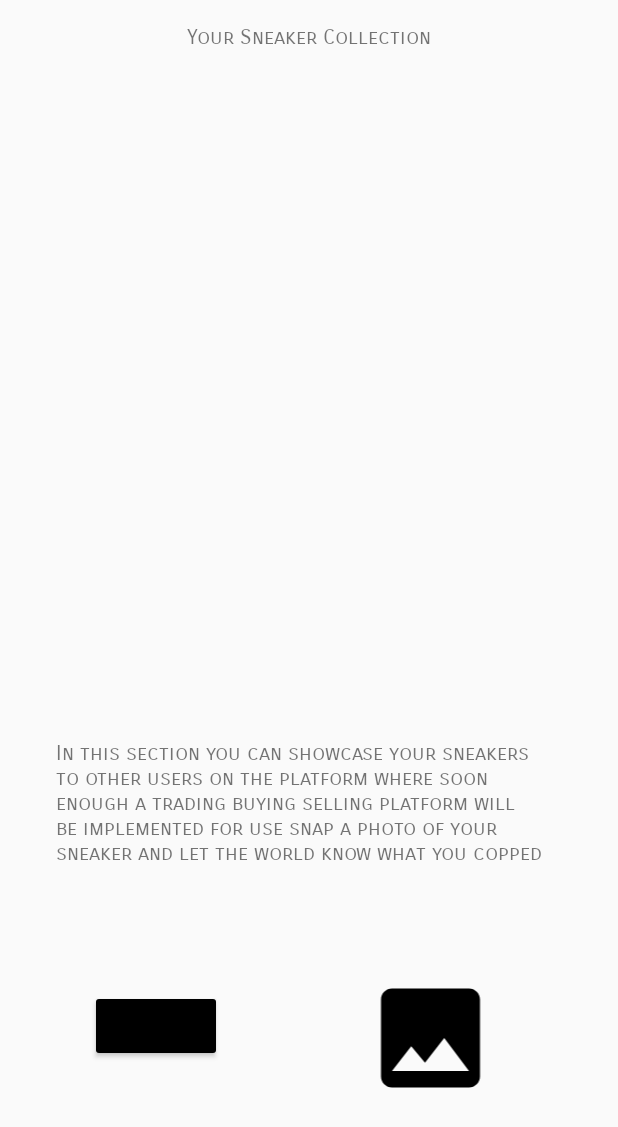
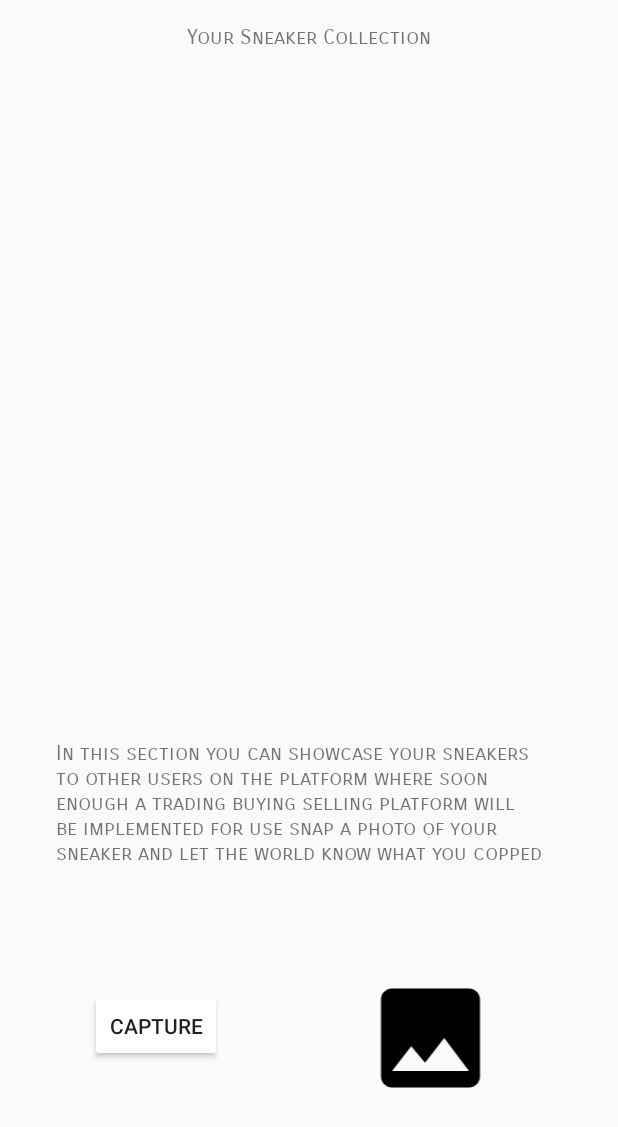
Before and after one commit to NickVatne/SneakerYard, an Android app: the layout fragment_browse.xml on its own in the app's theme, with its tools: preview values and no code run, on a phone screen of 412 x 824 dp. Shown: the top 1127 px of the screen. Run offline under Robolectric (Android 15) with nearby library versions, the phone set to English and light mode, and no system bars.

Commit message:
Fixed Camera issue

```diff
--- a/app/src/main/java/com/example/sneakeryard/screens/CameraActivity.kt
+++ b/app/src/main/java/com/example/sneakeryard/screens/CameraActivity.kt
@@ -24,8 +24,10 @@ class CameraActivity : AppCompatActivity() {
 
     override fun onCreate(savedInstanceState: Bundle?) {
         super.onCreate(savedInstanceState)
-        setContentView(R.layout.activity_main)
-        btn_take_photo.setOnClickListener { takeNewPhoto() }
+        setContentView(R.layout.camera_activity)
+        btn_take_photo.setOnClickListener {
+            takeNewPhoto()
+        }
         hasPermissionAndOpenCamera()
     }
 
--- a/app/src/main/res/layout/camera_activity.xml
+++ b/app/src/main/res/layout/camera_activity.xml
@@ -13,7 +13,7 @@
     <Button
             android:layout_gravity="bottom|center"
             android:id="@+id/btn_take_photo"
-            android:text="@string/label_take_photo"
+            android:text="Add another sneaker"
             android:layout_width="wrap_content"
             android:layout_height="wrap_content"
             android:layout_marginBottom="15sp"/>
--- a/app/src/main/res/layout/fragment_browse.xml
+++ b/app/src/main/res/layout/fragment_browse.xml
@@ -42,7 +42,7 @@
                 android:id="@+id/photoButton"
                 android:layout_width="wrap_content"
                 android:layout_height="wrap_content"
-                android:backgroundTint="@color/colorAccent"
+                android:backgroundTint="#FFFFFF"
                 android:text="Capture"
                 app:layout_constraintBottom_toBottomOf="parent"
                 app:layout_constraintEnd_toEndOf="parent"
```
Also changed, not shown: 1 other file.
